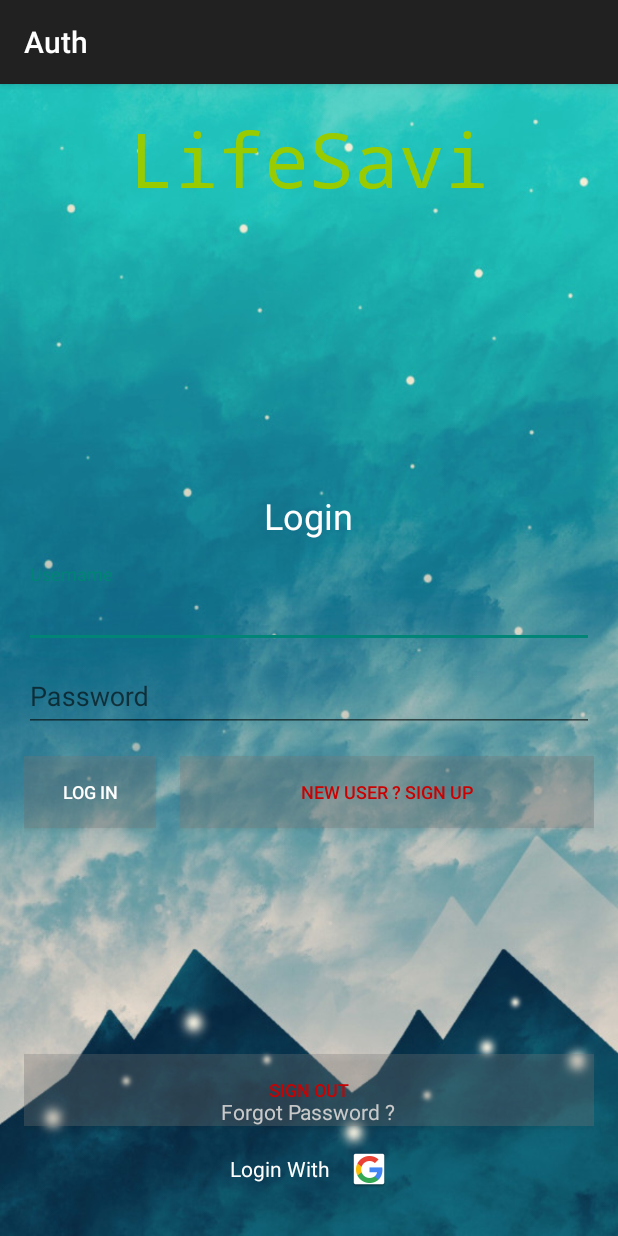
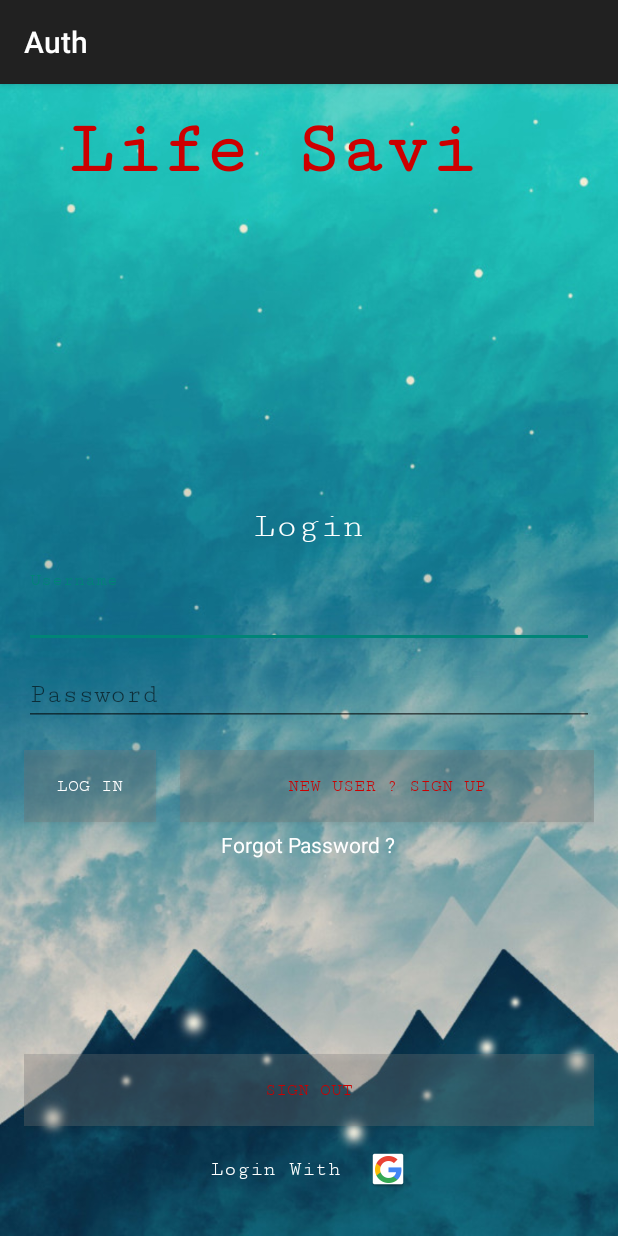
Before and after one commit to padwekar/Authv1, an Android app: the screen it shows after launch (LoginActivity), on a phone screen of 412 x 824 dp. Run offline under Robolectric (Android 15) with nearby library versions, the light colour scheme and no system bars; our stand-ins replace Firebase (no records; nobody signed in at launch, a user with empty details on screens opened directly), Picasso, Volley; libraries missing offline, so code that uses them is left out: com.firebase.client; pictures from the network do not load; 5 statements that could not run were skipped.

```diff
--- a/app/build.gradle
+++ b/app/build.gradle
@@ -1,3 +1,4 @@
+
 apply plugin: 'com.android.application'
 apply plugin: 'android-apt'
 
@@ -35,6 +36,7 @@ dependencies {
     compile 'com.android.support:design:24.0.0'
     compile 'com.android.support:cardview-v7:24.0.0'
 
+
     //Google
     compile 'com.google.code.gson:gson:2.7'
     compile 'com.google.gms:google-services:3.0.0'
@@ -46,12 +48,11 @@ dependencies {
     compile 'com.github.aakira:expandable-layout:1.5.1@aar'
     compile 'com.squareup.okhttp:okhttp:2.4.0'
 
-    //FireBase
+    //Firebase
     compile 'com.google.firebase:firebase-storage:9.0.2'
     compile "com.google.firebase:firebase-auth:9.0.2"
     compile 'com.google.firebase:firebase-messaging:9.0.2'
     compile 'com.firebase:firebase-client-android:2.5.2'
-
 
     //Volley
     compile 'com.mcxiaoke.volley:library:1.0.19'
--- a/app/src/main/java/com/example/savi/auth/base/BaseFragment.java
+++ b/app/src/main/java/com/example/savi/auth/base/BaseFragment.java
@@ -25,9 +25,8 @@ import com.google.firebase.auth.FirebaseUser;
 
 public class BaseFragment extends Fragment implements  GoogleApiClient.OnConnectionFailedListener, FirebaseAuth.AuthStateListener {
 
-
+    public FirebaseAuth mAuth;
     protected Firebase firebaseRef;
-    public  FirebaseAuth mAuth;
     protected FirebaseAuth.AuthStateListener mAuthListener;
     protected GoogleApiClient mGoogleApiClient;
 
@@ -43,6 +42,20 @@ public class BaseFragment extends Fragment implements  GoogleApiClient.OnConnect
 
         mAuthListener = this;
 
+
+
+    }
+
+
+    @Override
+    public void onConnectionFailed(@NonNull ConnectionResult connectionResult) {
+
+    }
+
+    @Override
+    public void onResume() {
+        super.onResume();
+        if(mGoogleApiClient ==null || !mGoogleApiClient.isConnected()){
             GoogleSignInOptions gso = new GoogleSignInOptions.Builder(GoogleSignInOptions.DEFAULT_SIGN_IN)
                     .requestIdToken(getString(R.string.default_web_client_id))
                     .requestEmail()
@@ -54,13 +67,16 @@ public class BaseFragment extends Fragment implements  GoogleApiClient.OnConnect
                     .addScope(new Scope(Scopes.PROFILE))
                     .addScope(new Scope(Scopes.EMAIL))
                     .build();
-
+        }
     }
 
-
     @Override
-    public void onConnectionFailed(@NonNull ConnectionResult connectionResult) {
-
+    public void onPause() {
+        super.onPause();
+        if (mGoogleApiClient != null && mGoogleApiClient.isConnected()) {
+            mGoogleApiClient.stopAutoManage(getActivity());
+            mGoogleApiClient.disconnect();
+        }
     }
 
     @Override
@@ -81,8 +97,6 @@ public class BaseFragment extends Fragment implements  GoogleApiClient.OnConnect
     @Override
     public void onDestroy() {
         super.onDestroy();
-        mGoogleApiClient.stopAutoManage(getActivity());
-        mGoogleApiClient.disconnect();
     }
 
     @Override
@@ -92,12 +106,10 @@ public class BaseFragment extends Fragment implements  GoogleApiClient.OnConnect
             // User is signed in
             //   Log.d(TAG, "onAuthStateChanged:signed_in:" + user.getUid());
             Toast.makeText(getContext(), "onAuthStateChanged:signed_in:", Toast.LENGTH_SHORT).show();
-
         } else {
             // User is signed out
             //  Log.d(TAG, "onAuthStateChanged:signed_out");
             Toast.makeText(getContext(), "onAuthStateChanged:signed_out", Toast.LENGTH_SHORT).show();
-
         }
     }
 
--- a/app/src/main/java/com/example/savi/auth/modules/account/fragment/LoginFragment.java
+++ b/app/src/main/java/com/example/savi/auth/modules/account/fragment/LoginFragment.java
@@ -55,6 +55,7 @@ public class LoginFragment extends BaseFragment {
     private EditText mEditTextEmail, mEditTextPassWord;
     private ProgressBar mProgressBar;
     private Button buttonSignOut;
+    private String emailId = "";
 
     private String uid = "";
 
@@ -226,9 +227,10 @@ public class LoginFragment extends BaseFragment {
             public void onGetUserDetailFailure(FirebaseError e) {
                 User user = new User();
                 user.setUid(uid);
-                user.setEmail(FirebaseAuth.getInstance().getCurrentUser().getEmail());
+                user.setEmail(emailId);
                 user.setProfileStatus(User.NEW);
                 firebaseRef.child(URLConstants.USER_DETAIL).child(user.getUid()).setValue(user);
+                AuthPreferences.getInstance().setUser(user);
                 setFragment(ProfileFragment.newInstance());
             }
         });
@@ -245,6 +247,7 @@ public class LoginFragment extends BaseFragment {
 
 
     private void firebaseAuthWithGoogle(final GoogleSignInAccount acct) {
+        emailId = acct.getEmail();
         Log.d(TAG, "firebaseAuthWithGoogle:" + acct.getId());
         // [START_EXCLUDE silent]
         // [END_EXCLUDE]
@@ -271,9 +274,9 @@ public class LoginFragment extends BaseFragment {
 
 
                         FirebaseUser user = FirebaseAuth.getInstance().getCurrentUser();
-                        String email = acct.getEmail();
+
                         if(user.getEmail()==null){
-                            user.updateEmail(acct.getEmail())
+                            user.updateEmail(emailId)
                                         .addOnCompleteListener(new OnCompleteListener<Void>() {
                                             @Override
                                             public void onComplete(@NonNull Task<Void> task1) {
--- a/app/src/main/res/layout/fragment_login.xml
+++ b/app/src/main/res/layout/fragment_login.xml
@@ -16,16 +16,6 @@
         android:layout_centerHorizontal="true"
         android:src="@drawable/logo_lifesavi" />
 
-    <TextView
-        android:layout_width="wrap_content"
-        android:layout_height="wrap_content"
-        android:layout_centerHorizontal="true"
-        android:layout_marginBottom="@dimen/activity_horizontal_margin"
-        android:text="LifeSavi"
-        android:typeface="monospace"
-        android:textColor="@android:color/holo_green_light"
-        android:textSize="50dp" />
-
 
     <TextView
         android:layout_width="wrap_content"
@@ -33,6 +23,7 @@
         android:layout_above="@+id/linearlayout"
         android:layout_centerHorizontal="true"
         android:layout_marginBottom="@dimen/activity_horizontal_margin"
+        android:fontFamily="serif-monospace"
         android:text="Login"
         android:textColor="@android:color/white"
         android:textSize="24dp" />
@@ -53,6 +44,7 @@
                 android:layout_width="match_parent"
                 android:layout_height="wrap_content"
                 android:hint="Username"
+                android:fontFamily="serif-monospace"
                 android:textColor="@android:color/white"
                 android:textColorHint="@android:color/holo_orange_dark" />
         </android.support.design.widget.TextInputLayout>
@@ -71,20 +63,11 @@
                 android:layout_height="wrap_content"
                 android:layout_below="@+id/username"
                 android:hint="Password"
+                android:fontFamily="serif-monospace"
                 android:textColor="@android:color/white"
                 android:textColorHint="@android:color/holo_orange_dark" />
         </android.support.design.widget.TextInputLayout>
     </LinearLayout>
-
-    <Button
-        android:id="@+id/button_login"
-        android:layout_width="wrap_content"
-        android:layout_height="wrap_content"
-        android:layout_below="@id/linearlayout"
-        android:background="#50757575"
-        android:text="Log In"
-        android:textColor="@android:color/white"
-        android:textSize="12sp" />
 
     <Button
         android:id="@+id/button_signup"
@@ -94,6 +77,7 @@
         android:layout_marginLeft="@dimen/activity_horizontal_margin"
         android:layout_toRightOf="@+id/button_login"
         android:background="#50757575"
+        android:fontFamily="serif-monospace"
         android:text="New User ? Sign Up"
         android:textColor="@android:color/holo_red_dark"
         android:textSize="12sp" />
@@ -110,7 +94,8 @@
         android:id="@+id/textview_forgot_password"
         android:layout_width="wrap_content"
         android:layout_height="wrap_content"
-        android:layout_above="@+id/linearlayout_google_login"
+        android:layout_marginTop="5dp"
+        android:layout_below="@+id/button_signup"
         android:layout_centerHorizontal="true"
         android:text="Forgot Password ?"
         android:textColor="@android:color/white"
@@ -129,6 +114,7 @@
             android:layout_width="wrap_content"
             android:layout_height="wrap_content"
             android:text="Login With "
+            android:fontFamily="serif-monospace"
             android:textColor="@color/cardview_light_background" />
 
         <Button
@@ -146,6 +132,31 @@
         android:layout_above="@id/linearlayout_google_login"
         android:background="#50757575"
         android:text="Sign Out"
+        android:fontFamily="serif-monospace"
         android:textColor="@android:color/holo_red_dark"
         android:textSize="12sp" />
+
+    <TextView
+        android:layout_width="wrap_content"
+        android:layout_height="wrap_content"
+        android:text=" Life Savi "
+        android:textStyle="bold"
+        android:fontFamily="serif-monospace"
+        android:textColor="@android:color/holo_red_dark"
+        android:textSize="50dp"
+        android:layout_alignParentTop="true"
+        android:layout_alignParentStart="true"
+        android:id="@+id/textView" />
+
+    <Button
+        android:id="@+id/button_login"
+        android:layout_width="wrap_content"
+        android:layout_height="wrap_content"
+        android:background="#50757575"
+        android:text="Log In"
+        android:fontFamily="serif-monospace"
+        android:textColor="@android:color/white"
+        android:textSize="12sp"
+        android:layout_below="@+id/linearlayout"
+        android:layout_alignParentStart="true" />
 </RelativeLayout>
```
Also changed, not shown: app/src/main/AndroidManifest.xml (+1 -6 lines), app/src/main/java/com/example/savi/auth/modules/dashboard/fragment/DrawerFragment.java (+0 -9 lines), app/src/main/java/com/example/savi/auth/pojo/User.java (+2 -8 lines). Lines whose indentation alone changed are shown as unchanged.
